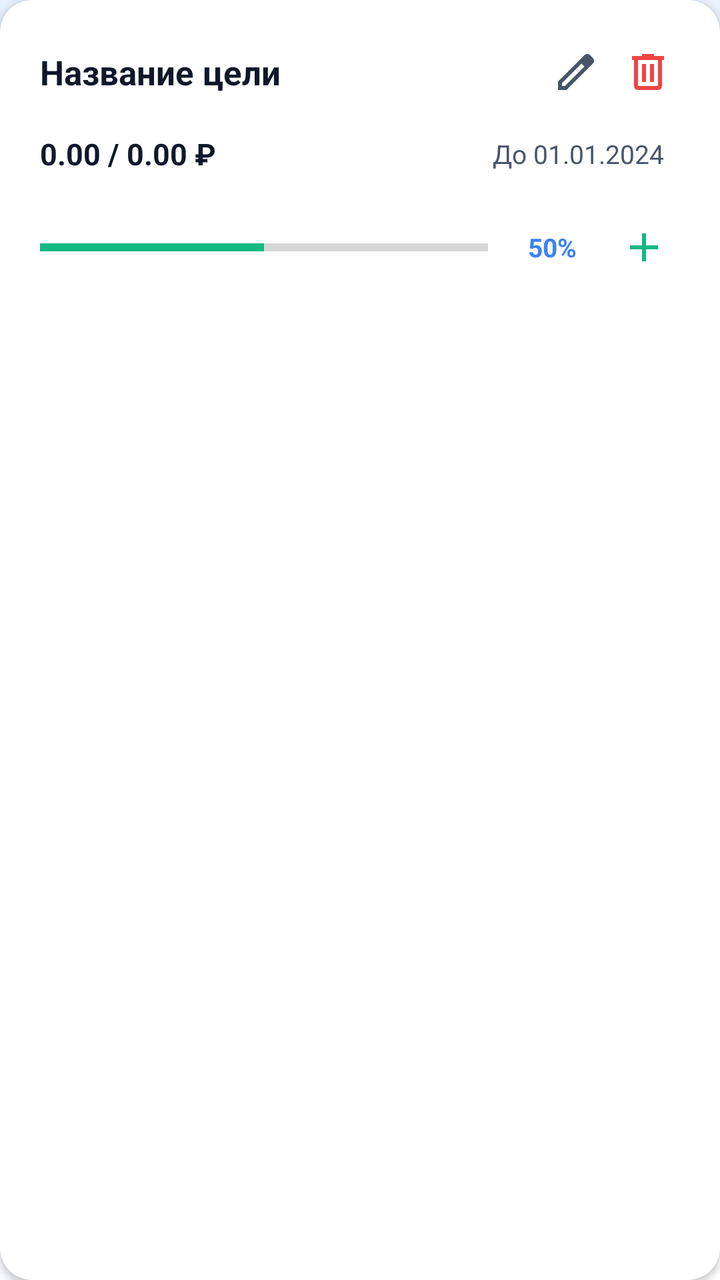
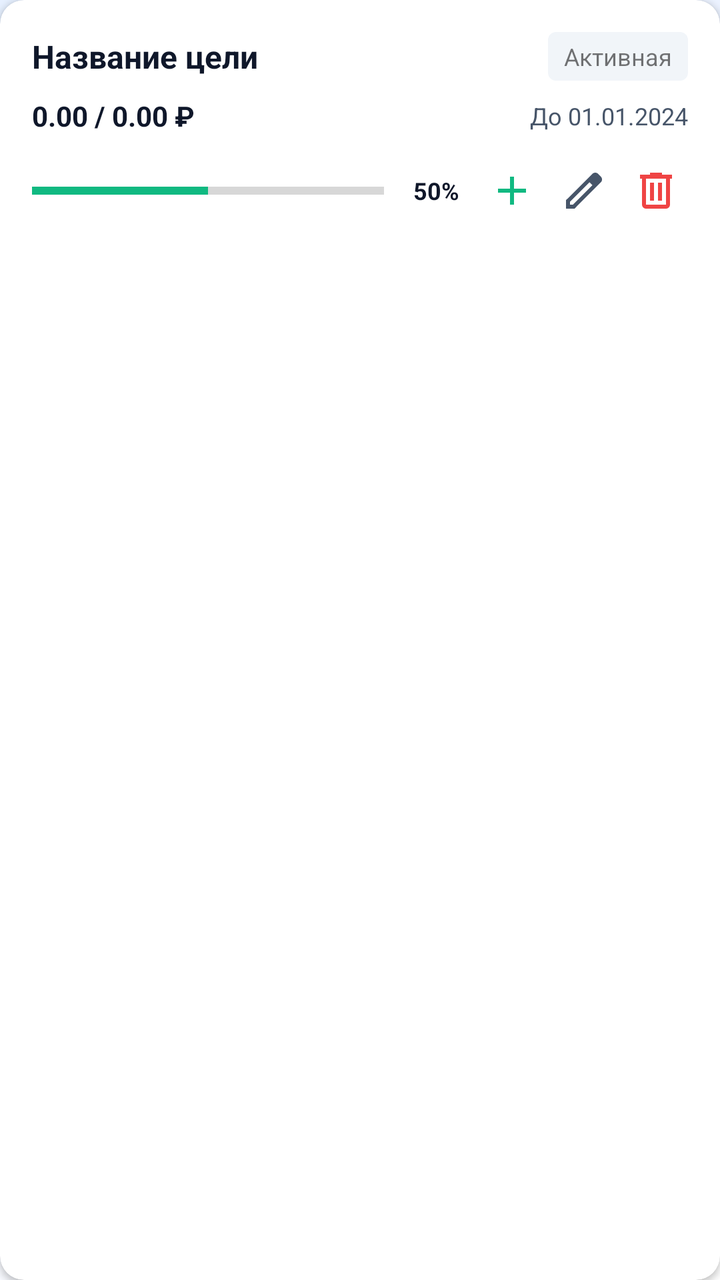

Before-and-after screenshots of an Android layout around one commit, followed by the original layout XML and the change that was made.
<!-- AndroidManifest.xml: application theme Theme.Capital -->
<!-- res/layout/item_goal.xml -->
<?xml version="1.0" encoding="utf-8"?>
<androidx.cardview.widget.CardView xmlns:android="http://schemas.android.com/apk/res/android"
    xmlns:app="http://schemas.android.com/apk/res-auto"
    android:layout_width="match_parent"
    android:layout_height="wrap_content"
    android:layout_marginHorizontal="16dp"
    android:layout_marginVertical="6dp"
    app:cardCornerRadius="16dp"
    app:cardElevation="2dp"
    app:cardBackgroundColor="@color/surface_main">

    <LinearLayout
        android:layout_width="match_parent"
        android:layout_height="wrap_content"
        android:orientation="vertical"
        android:padding="20dp">

        
        <LinearLayout
            android:layout_width="match_parent"
            android:layout_height="wrap_content"
            android:orientation="horizontal"
            android:gravity="center_vertical">

            <TextView
                android:id="@+id/goalTitle"
                android:layout_width="0dp"
                android:layout_height="wrap_content"
                android:layout_weight="1"
                android:text="Название цели"
                android:textColor="@color/text_main_primary"
                android:textSize="17sp"
                android:textStyle="bold"
                android:maxLines="1"
                android:ellipsize="end" />

            <LinearLayout
                android:layout_width="wrap_content"
                android:layout_height="wrap_content"
                android:orientation="horizontal">

                <ImageButton
                    android:id="@+id/editGoalButton"
                    android:layout_width="32dp"
                    android:layout_height="32dp"
                    android:layout_marginStart="4dp"
                    android:background="?attr/selectableItemBackgroundBorderless"
                    android:src="@drawable/ic_edit"
                    android:contentDescription="Редактировать"
                    app:tint="@color/text_main_secondary" />

                <ImageButton
                    android:id="@+id/deleteGoalButton"
                    android:layout_width="32dp"
                    android:layout_height="32dp"
                    android:layout_marginStart="4dp"
                    android:background="?attr/selectableItemBackgroundBorderless"
                    android:src="@drawable/ic_delete"
                    android:contentDescription="Удалить"
                    app:tint="@color/status_error" />

            </LinearLayout>

        </LinearLayout>

        
        <LinearLayout
            android:layout_width="match_parent"
            android:layout_height="wrap_content"
            android:layout_marginTop="12dp"
            android:orientation="horizontal"
            android:gravity="center_vertical">

            <TextView
                android:id="@+id/goalAmount"
                android:layout_width="0dp"
                android:layout_height="wrap_content"
                android:layout_weight="1"
                android:text="0.00 / 0.00 ₽"
                android:textColor="@color/text_main_primary"
                android:textSize="15sp"
                android:textStyle="bold" />

            <TextView
                android:id="@+id/goalDeadline"
                android:layout_width="wrap_content"
                android:layout_height="wrap_content"
                android:text="До 01.01.2024"
                android:textColor="@color/text_main_secondary"
                android:textSize="13sp"
                android:paddingHorizontal="8dp"
                android:paddingVertical="4dp" />

        </LinearLayout>

        
        <LinearLayout
            android:layout_width="match_parent"
            android:layout_height="wrap_content"
            android:layout_marginTop="16dp"
            android:orientation="horizontal"
            android:gravity="center_vertical">

            <ProgressBar
                android:id="@+id/goalProgressBar"
                style="?android:attr/progressBarStyleHorizontal"
                android:layout_width="0dp"
                android:layout_height="12dp"
                android:layout_weight="1"
                android:progress="50"
                android:progressTint="@color/accent_green"
                android:backgroundTint="@color/divider_main"
                android:minHeight="12dp" />

            <TextView
                android:id="@+id/goalProgress"
                android:layout_width="wrap_content"
                android:layout_height="wrap_content"
                android:layout_marginStart="12dp"
                android:text="50%"
                android:textColor="@color/accent_blue"
                android:textSize="13sp"
                android:textStyle="bold"
                android:minWidth="40dp"
                android:gravity="center" />

            <ImageButton
                android:id="@+id/addAmountButton"
                android:layout_width="36dp"
                android:layout_height="36dp"
                android:layout_marginStart="8dp"
                android:background="?attr/selectableItemBackgroundBorderless"
                android:src="@drawable/ic_add"
                android:contentDescription="Добавить сумму"
                app:tint="@color/status_success" />

        </LinearLayout>

    </LinearLayout>

</androidx.cardview.widget.CardView>
<!-- resources referenced by this layout -->
<resources>
  <color name="accent_blue">#3B82F6</color>
  <color name="accent_green">#10B981</color>
  <color name="divider_main">#F1F5F9</color>
  <color name="status_error">#EF4444</color>
  <color name="status_success">#10B981</color>
  <color name="surface_main">#FFFFFF</color>
  <color name="text_main_primary">#0F172A</color>
  <color name="text_main_secondary">#475569</color>
  <!-- drawable ic_add (drawable) -->
  <vector xmlns:android="http://schemas.android.com/apk/res/android"
      android:width="24dp"
      android:height="24dp"
      android:viewportWidth="960"
      android:viewportHeight="960"
      android:tint="?attr/colorControlNormal">
      <path
          android:fillColor="@android:color/white"
          android:pathData="M440,520L200,520L200,440L440,440L440,200L520,200L520,440L760,440L760,520L520,520L520,760L440,760L440,520Z"/>
  </vector>
  <!-- drawable ic_edit (drawable) -->
  <vector xmlns:android="http://schemas.android.com/apk/res/android"
      android:width="24dp"
      android:height="24dp"
      android:viewportWidth="960"
      android:viewportHeight="960"
      android:tint="?attr/colorControlNormal">
      <path
          android:fillColor="@android:color/white"
          android:pathData="M200,760L257,760L648,369L591,312L200,703L200,760ZM120,840L120,670L648,143Q660,132 674.5,126Q689,120 705,120Q721,120 736,126Q751,132 762,144L817,200Q829,211 834.5,226Q840,241 840,256Q840,272 834.5,286.5Q829,301 817,313L290,840L120,840ZM760,256L760,256L704,200L704,200L760,256ZM619,341L591,312L591,312L648,369L648,369L619,341Z"/>
  </vector>
  <style name="Theme.Capital" parent="Base.Theme.Capital" />
  <!-- drawable gradient_background_light (drawable) -->
  <?xml version="1.0" encoding="utf-8"?>
  <shape xmlns:android="http://schemas.android.com/apk/res/android">
      <gradient
          android:startColor="#FFFFFF"
          android:centerColor="#F0F4FF"
          android:endColor="#E6F0FF"
          android:angle="135" />
  </shape>
  <color name="primary_main">#303F9F</color>
  <color name="primary_dark">#1A237E</color>
  <color name="text_white">#FFFFFF</color>
  <color name="text_secondary">#757575</color>
  <color name="black">#000000</color>
  <color name="surface_light">#FDFCFE</color>
  <color name="text_primary">#212121</color>
  <color name="background">#F5F7FA</color>
  <color name="error_main">#F44336</color>
  <style name="Widget.Capital.Button" parent="Widget.MaterialComponents.Button">
          <item name="cornerRadius">12dp</item>
          <item name="android:textColor">@color/text_white</item>
      </style>
  <style name="Widget.Capital.TextInputLayout" parent="Widget.MaterialComponents.TextInputLayout.OutlinedBox">
          <item name="boxCornerRadiusBottomEnd">12dp</item>
          <item name="boxCornerRadiusBottomStart">12dp</item>
          <item name="boxCornerRadiusTopEnd">12dp</item>
          <item name="boxCornerRadiusTopStart">12dp</item>
          <item name="boxStrokeColor">@color/primary_main</item>
          <item name="hintTextColor">@color/text_secondary</item>
          <item name="android:textColorHint">@color/text_secondary</item>
      </style>
  <!-- unchanged entries left out for length: 2 -->
</resources>

<!-- the commit's change to res/layout/item_goal.xml (unified diff, before → after) -->
@@ -1,11 +1,13 @@
 <?xml version="1.0" encoding="utf-8"?>
-<androidx.cardview.widget.CardView xmlns:android="http://schemas.android.com/apk/res/android"
+<androidx.cardview.widget.CardView
+    xmlns:android="http://schemas.android.com/apk/res/android"
     xmlns:app="http://schemas.android.com/apk/res-auto"
+    android:id="@+id/cardView"
     android:layout_width="match_parent"
     android:layout_height="wrap_content"
-    android:layout_marginHorizontal="16dp"
-    android:layout_marginVertical="6dp"
-    app:cardCornerRadius="16dp"
+    android:layout_marginHorizontal="8dp"
+    android:layout_marginVertical="4dp"
+    app:cardCornerRadius="12dp"
     app:cardElevation="2dp"
     app:cardBackgroundColor="@color/surface_main">
 
@@ -13,7 +15,7 @@
         android:layout_width="match_parent"
         android:layout_height="wrap_content"
         android:orientation="vertical"
-        android:padding="20dp">
+        android:padding="16dp">
 
         
         <LinearLayout
@@ -29,15 +31,105 @@
                 android:layout_weight="1"
                 android:text="Название цели"
                 android:textColor="@color/text_main_primary"
-                android:textSize="17sp"
+                android:textSize="16sp"
                 android:textStyle="bold"
                 android:maxLines="1"
                 android:ellipsize="end" />
+
+            <TextView
+                android:id="@+id/goalStatus"
+                android:layout_width="wrap_content"
+                android:layout_height="wrap_content"
+                android:text="Активная"
+                android:textSize="12sp"
+                android:paddingHorizontal="8dp"
+                android:paddingVertical="4dp"
+                android:background="@drawable/status_background"
+                android:gravity="center" />
+
+        </LinearLayout>
+
+        
+        <LinearLayout
+            android:layout_width="match_parent"
+            android:layout_height="wrap_content"
+            android:layout_marginTop="8dp"
+            android:orientation="horizontal"
+            android:gravity="center_vertical">
+
+            <TextView
+                android:id="@+id/goalAmount"
+                android:layout_width="0dp"
+                android:layout_height="wrap_content"
+                android:layout_weight="1"
+                android:text="0.00 / 0.00 ₽"
+                android:textColor="@color/text_main_primary"
+                android:textSize="14sp"
+                android:textStyle="bold" />
+
+            <View
+                android:id="@+id/deadlineWarning"
+                android:layout_width="8dp"
+                android:layout_height="8dp"
+                android:layout_marginEnd="4dp"
+                android:background="@drawable/circle_warning"
+                android:visibility="gone" />
+
+            <TextView
+                android:id="@+id/goalDeadline"
+                android:layout_width="wrap_content"
+                android:layout_height="wrap_content"
+                android:text="До 01.01.2024"
+                android:textColor="@color/text_main_secondary"
+                android:textSize="12sp" />
+
+        </LinearLayout>
+
+        
+        <LinearLayout
+            android:layout_width="match_parent"
+            android:layout_height="wrap_content"
+            android:layout_marginTop="12dp"
+            android:orientation="horizontal"
+            android:gravity="center_vertical">
+
+            <ProgressBar
+                android:id="@+id/goalProgressBar"
+                style="?android:attr/progressBarStyleHorizontal"
+                android:layout_width="0dp"
+                android:layout_height="10dp"
+                android:layout_weight="1"
+                android:progress="50"
+                android:progressTint="@color/accent_green"
+                android:backgroundTint="@color/divider_main"
+                android:minHeight="10dp" />
+
+            <TextView
+                android:id="@+id/goalProgress"
+                android:layout_width="wrap_content"
+                android:layout_height="wrap_content"
+                android:layout_marginStart="8dp"
+                android:text="50%"
+                android:textColor="@color/text_main_primary"
+                android:textSize="12sp"
+                android:textStyle="bold"
+                android:minWidth="36dp"
+                android:gravity="center" />
 
             <LinearLayout
                 android:layout_width="wrap_content"
                 android:layout_height="wrap_content"
                 android:orientation="horizontal">
+
+                <ImageButton
+                    android:id="@+id/addAmountButton"
+                    android:layout_width="32dp"
+                    android:layout_height="32dp"
+                    android:layout_marginStart="4dp"
+                    android:background="?attr/selectableItemBackgroundBorderless"
+                    android:src="@drawable/ic_add"
+                    android:contentDescription="Добавить сумму"
+                    app:tint="@color/status_success" />
 
                 <ImageButton
                     android:id="@+id/editGoalButton"
@@ -63,79 +155,6 @@
 
         </LinearLayout>
 
-        
-        <LinearLayout
-            android:layout_width="match_parent"
-            android:layout_height="wrap_content"
-            android:layout_marginTop="12dp"
-            android:orientation="horizontal"
-            android:gravity="center_vertical">
-
-            <TextView
-                android:id="@+id/goalAmount"
-                android:layout_width="0dp"
-                android:layout_height="wrap_content"
-                android:layout_weight="1"
-                android:text="0.00 / 0.00 ₽"
-                android:textColor="@color/text_main_primary"
-                android:textSize="15sp"
-                android:textStyle="bold" />
-
-            <TextView
-                android:id="@+id/goalDeadline"
-                android:layout_width="wrap_content"
-                android:layout_height="wrap_content"
-                android:text="До 01.01.2024"
-                android:textColor="@color/text_main_secondary"
-                android:textSize="13sp"
-                android:paddingHorizontal="8dp"
-                android:paddingVertical="4dp" />
-
-        </LinearLayout>
-
-        
-        <LinearLayout
-            android:layout_width="match_parent"
-            android:layout_height="wrap_content"
-            android:layout_marginTop="16dp"
-            android:orientation="horizontal"
-            android:gravity="center_vertical">
-
-            <ProgressBar
-                android:id="@+id/goalProgressBar"
-                style="?android:attr/progressBarStyleHorizontal"
-                android:layout_width="0dp"
-                android:layout_height="12dp"
-                android:layout_weight="1"
-                android:progress="50"
-                android:progressTint="@color/accent_green"
-                android:backgroundTint="@color/divider_main"
-                android:minHeight="12dp" />
-
-            <TextView
-                android:id="@+id/goalProgress"
-                android:layout_width="wrap_content"
-                android:layout_height="wrap_content"
-                android:layout_marginStart="12dp"
-                android:text="50%"
-                android:textColor="@color/accent_blue"
-                android:textSize="13sp"
-                android:textStyle="bold"
-                android:minWidth="40dp"
-                android:gravity="center" />
-
-            <ImageButton
-                android:id="@+id/addAmountButton"
-                android:layout_width="36dp"
-                android:layout_height="36dp"
-                android:layout_marginStart="8dp"
-                android:background="?attr/selectableItemBackgroundBorderless"
-                android:src="@drawable/ic_add"
-                android:contentDescription="Добавить сумму"
-                app:tint="@color/status_success" />
-
-        </LinearLayout>
-
     </LinearLayout>
 
 </androidx.cardview.widget.CardView>
<!-- resource entries referenced after the edit -->
@@ -1,6 +1,5 @@
 <!-- resources referenced by this layout -->
 <resources>
-  <color name="accent_blue">#3B82F6</color>
   <color name="accent_green">#10B981</color>
   <color name="divider_main">#F1F5F9</color>
   <color name="status_error">#EF4444</color>
@@ -8,6 +7,13 @@
   <color name="surface_main">#FFFFFF</color>
   <color name="text_main_primary">#0F172A</color>
   <color name="text_main_secondary">#475569</color>
+  <!-- drawable circle_warning (drawable) -->
+  <?xml version="1.0" encoding="utf-8"?>
+  <shape xmlns:android="http://schemas.android.com/apk/res/android"
+      android:shape="oval">
+      <solid android:color="@color/status_warning" />
+      <size android:width="8dp" android:height="8dp" />
+  </shape>
   <!-- drawable ic_add (drawable) -->
   <vector xmlns:android="http://schemas.android.com/apk/res/android"
       android:width="24dp"
@@ -30,7 +36,15 @@
           android:fillColor="@android:color/white"
           android:pathData="M200,760L257,760L648,369L591,312L200,703L200,760ZM120,840L120,670L648,143Q660,132 674.5,126Q689,120 705,120Q721,120 736,126Q751,132 762,144L817,200Q829,211 834.5,226Q840,241 840,256Q840,272 834.5,286.5Q829,301 817,313L290,840L120,840ZM760,256L760,256L704,200L704,200L760,256ZM619,341L591,312L591,312L648,369L648,369L619,341Z"/>
   </vector>
+  <!-- drawable status_background (drawable) -->
+  <?xml version="1.0" encoding="utf-8"?>
+  <shape xmlns:android="http://schemas.android.com/apk/res/android"
+      android:shape="rectangle">
+      <corners android:radius="4dp" />
+      <solid android:color="@color/divider_main" />
+  </shape>
   <style name="Theme.Capital" parent="Base.Theme.Capital" />
+  <color name="status_warning">#FF9800</color>
   <!-- drawable gradient_background_light (drawable) -->
   <?xml version="1.0" encoding="utf-8"?>
   <shape xmlns:android="http://schemas.android.com/apk/res/android">
